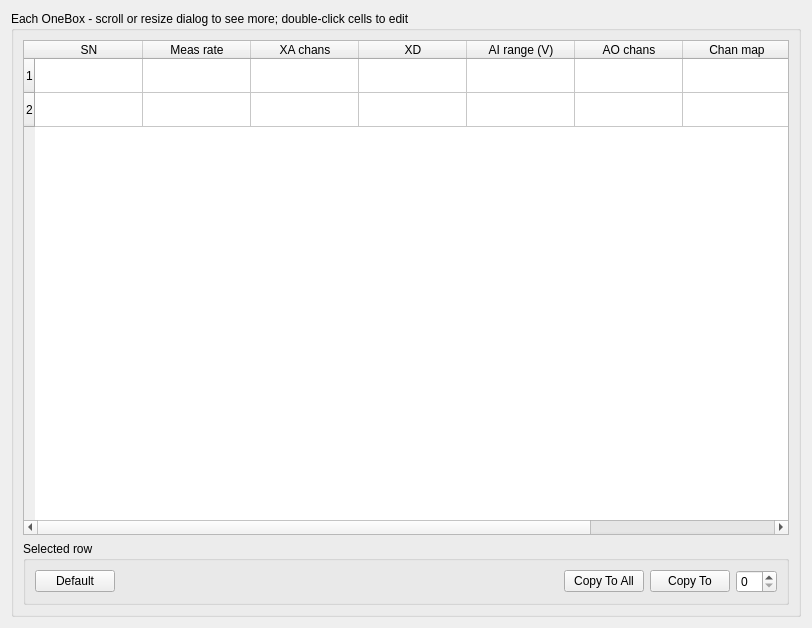
The window that Forms/ObxTab.ui (billkarsh/SpikeGLX) describes before a commit, drawn with Qt 5.
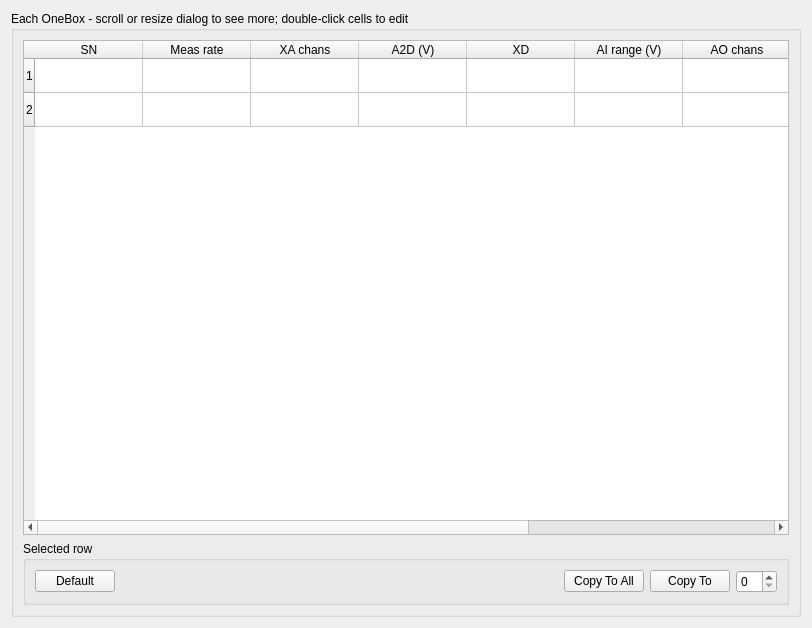
The same window after the commit.

```diff
--- a/Forms/ObxTab.ui
+++ b/Forms/ObxTab.ui
@@ -81,6 +81,11 @@
           <string>XA chans</string>
          </property>
         </column>
+        <column>
+         <property name="text">
+          <string>A2D (V)</string>
+         </property>
+        </column>
         <column>
          <property name="text">
           <string>XD</string>
```
Left out of the diff: 22 changed lines with no effect on the pictures.
